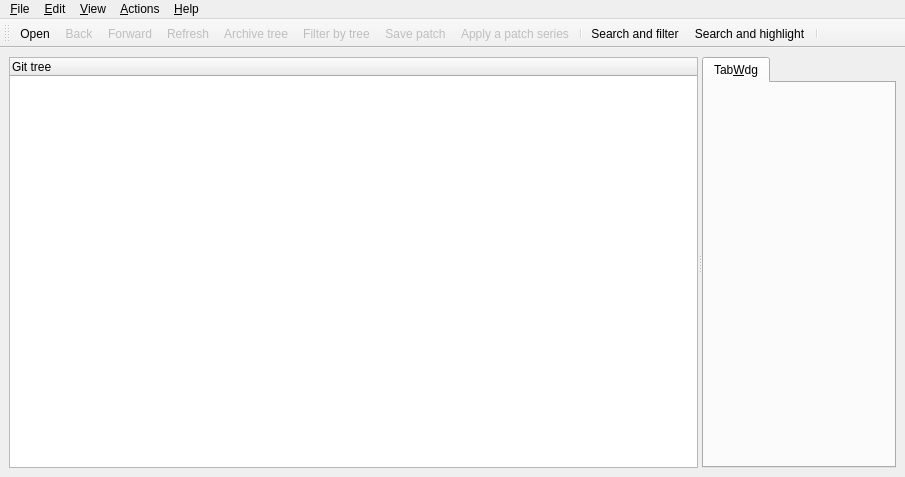
Qt form src/mainview.ui (tibirna/qgit) before a commit.
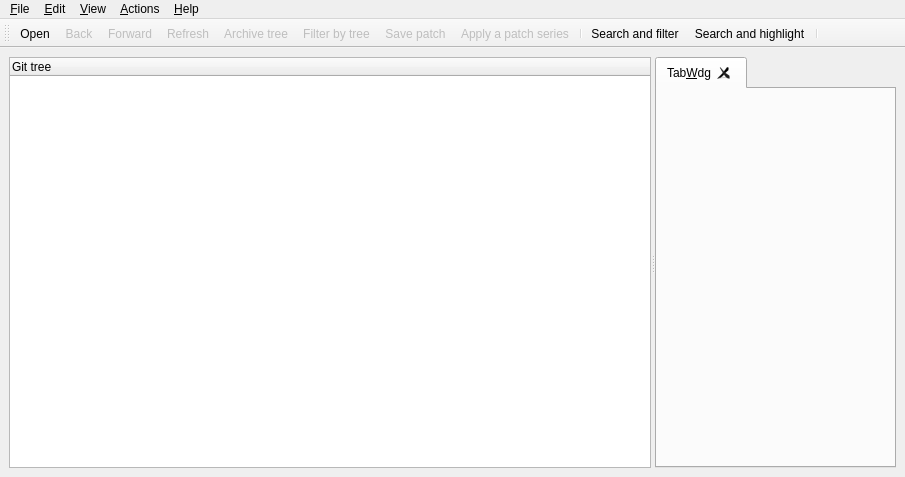
The same form after that commit. Icons and pictures are not drawn. Custom widgets are drawn as their Qt base class.

Commit message: MainImpl: Move tab close button onto tabs

Diff of the .ui file:
```diff
--- a/src/mainview.ui
+++ b/src/mainview.ui
@@ -62,6 +62,9 @@
        </column>
       </widget>
       <widget class="QTabWidget" name="tabWdg">
+       <property name="tabsClosable">
+        <bool>true</bool>
+       </property>
        <widget class="QWidget" name="TabWdg">
         <attribute name="title">
          <string>Tab&amp;Wdg</string>
```
The commit also changes 5 other files.
